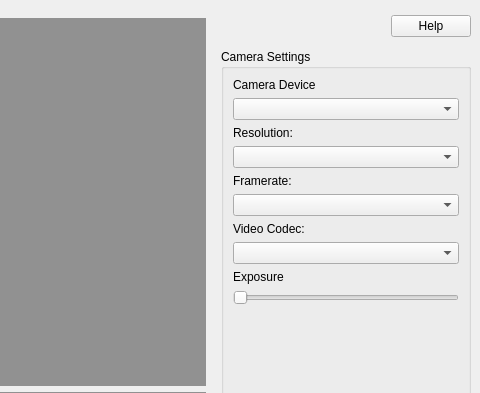
Before: the Qt Designer form src/GUI/cameraview.ui in ChristianBelair/COMP4102-Project, drawn with Qt 5; both pictures show x 720 to 1200 and y 0 to 393 of the 1200 by 800 pixel window.
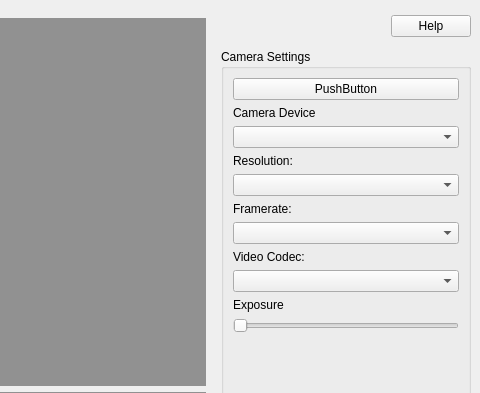
After: the same form once the commit is applied. Icons and pictures are not drawn. Custom widgets are drawn as their Qt base class.

```diff
--- a/src/GUI/cameraview.ui
+++ b/src/GUI/cameraview.ui
@@ -148,71 +148,52 @@
        <string>Camera Settings</string>
       </property>
       <layout class="QGridLayout" name="gridLayout_2">
-       <item row="3" column="0">
-        <widget class="QLabel" name="label_8">
-         <property name="text">
-          <string>Resolution:</string>
-         </property>
-        </widget>
-       </item>
-       <item row="1" column="0">
-        <widget class="QLabel" name="label">
-         <property name="text">
-          <string>Camera Device</string>
-         </property>
-        </widget>
-       </item>
-       <item row="10" column="0">
-        <widget class="QSlider" name="exposureCompensation">
-         <property name="orientation">
-          <enum>Qt::Horizontal</enum>
-         </property>
-        </widget>
-       </item>
        <item row="15" column="0">
-        <widget class="QPushButton" name="buttApply">
-         <property name="styleSheet">
-          <string notr="true"/>
+        <widget class="Line" name="line">
+         <property name="orientation">
+          <enum>Qt::Horizontal</enum>
          </property>
+        </widget>
+       </item>
+       <item row="10" column="0">
+        <widget class="QLabel" name="label_2">
          <property name="text">
-          <string>Apply Settings</string>
+          <string>Exposure</string>
          </property>
         </widget>
        </item>
        <item row="8" column="0">
-        <widget class="QComboBox" name="code"/>
-       </item>
-       <item row="7" column="0">
         <widget class="QLabel" name="label_6">
          <property name="text">
           <string>Video Codec:</string>
          </property>
         </widget>
        </item>
-       <item row="14" column="0">
-        <widget class="Line" name="line">
-         <property name="orientation">
-          <enum>Qt::Horizontal</enum>
-         </property>
-        </widget>
-       </item>
-       <item row="6" column="0">
-        <widget class="QComboBox" name="framerateBox"/>
-       </item>
-       <item row="2" column="0">
-        <widget class="QComboBox" name="cameraComboBox"/>
-       </item>
        <item row="4" column="0">
-        <widget class="QComboBox" name="resolutionBox"/>
+        <widget class="QLabel" name="label_8">
+         <property name="text">
+          <string>Resolution:</string>
+         </property>
+        </widget>
        </item>
-       <item row="5" column="0">
+       <item row="6" column="0">
         <widget class="QLabel" name="label_9">
          <property name="text">
           <string>Framerate:</string>
          </property>
         </widget>
        </item>
-       <item row="13" column="0">
+       <item row="2" column="0">
+        <widget class="QLabel" name="label">
+         <property name="text">
+          <string>Camera Device</string>
+         </property>
+        </widget>
+       </item>
+       <item row="3" column="0">
+        <widget class="QComboBox" name="cameraComboBox"/>
+       </item>
+       <item row="14" column="0">
         <layout class="QHBoxLayout" name="horizontalLayout_2">
          <item>
           <spacer name="horizontalSpacer">
@@ -243,7 +224,7 @@
             <string/>
            </property>
            <property name="icon">
-            <iconset resource="cameraview.qrc">
+            <iconset resource="../cameraview.qrc">
              <normaloff>:/images/stop-24px.svg</normaloff>:/images/stop-24px.svg</iconset>
            </property>
            <property name="iconSize">
@@ -270,7 +251,7 @@
             <string/>
            </property>
            <property name="icon">
-            <iconset resource="cameraview.qrc">
+            <iconset resource="../cameraview.qrc">
              <normaloff>:/images/play_circle-24px.svg</normaloff>:/images/play_circle-24px.svg</iconset>
            </property>
            <property name="iconSize">
@@ -299,7 +280,40 @@
          </item>
         </layout>
        </item>
+       <item row="1" column="0">
+        <widget class="QPushButton" name="pushButton">
+         <property name="text">
+          <string>PushButton</string>
+         </property>
+        </widget>
+       </item>
+       <item row="5" column="0">
+        <widget class="QComboBox" name="resolutionBox"/>
+       </item>
        <item row="11" column="0">
+        <widget class="QSlider" name="exposureCompensation">
+         <property name="orientation">
+          <enum>Qt::Horizontal</enum>
+         </property>
+        </widget>
+       </item>
+       <item row="16" column="0">
+        <widget class="QPushButton" name="buttApply">
+         <property name="styleSheet">
+          <string notr="true"/>
+         </property>
+         <property name="text">
+          <string>Apply Settings</string>
+         </property>
+        </widget>
+       </item>
+       <item row="9" column="0">
+        <widget class="QComboBox" name="code"/>
+       </item>
+       <item row="7" column="0">
+        <widget class="QComboBox" name="framerateBox"/>
+       </item>
+       <item row="12" column="0">
         <spacer name="verticalSpacer">
          <property name="orientation">
           <enum>Qt::Vertical</enum>
@@ -312,13 +326,6 @@
          </property>
         </spacer>
        </item>
-       <item row="9" column="0">
-        <widget class="QLabel" name="label_2">
-         <property name="text">
-          <string>Exposure</string>
-         </property>
-        </widget>
-       </item>
       </layout>
      </widget>
     </item>
```
Left out of the diff: 69 changed lines with no effect on the pictures.
